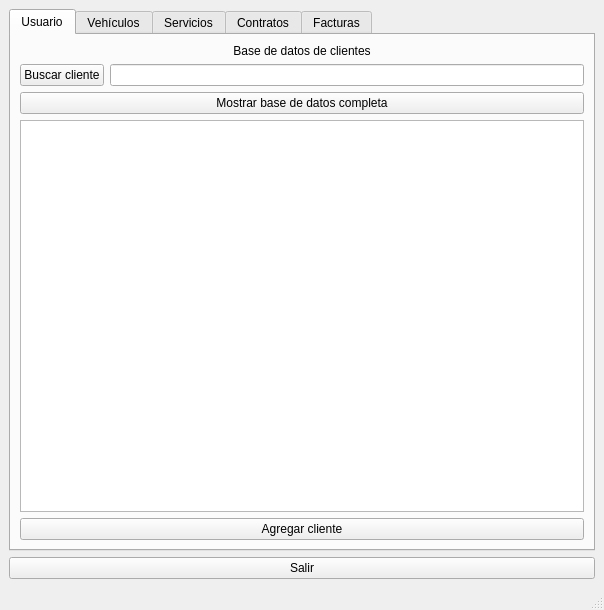
Before: the Qt Designer form interfaz.ui in ValentinaColmenares/Proyecto_Concesionario, drawn with Qt 5.
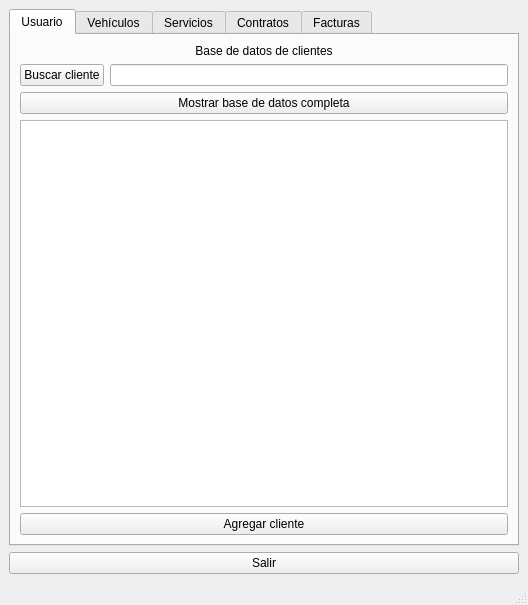
After: the same form once the commit is applied.

```diff
--- a/interfaz.ui
+++ b/interfaz.ui
@@ -6,8 +6,8 @@
    <rect>
     <x>0</x>
     <y>0</y>
-    <width>604</width>
-    <height>610</height>
+    <width>528</width>
+    <height>605</height>
    </rect>
   </property>
   <property name="windowTitle">
```
